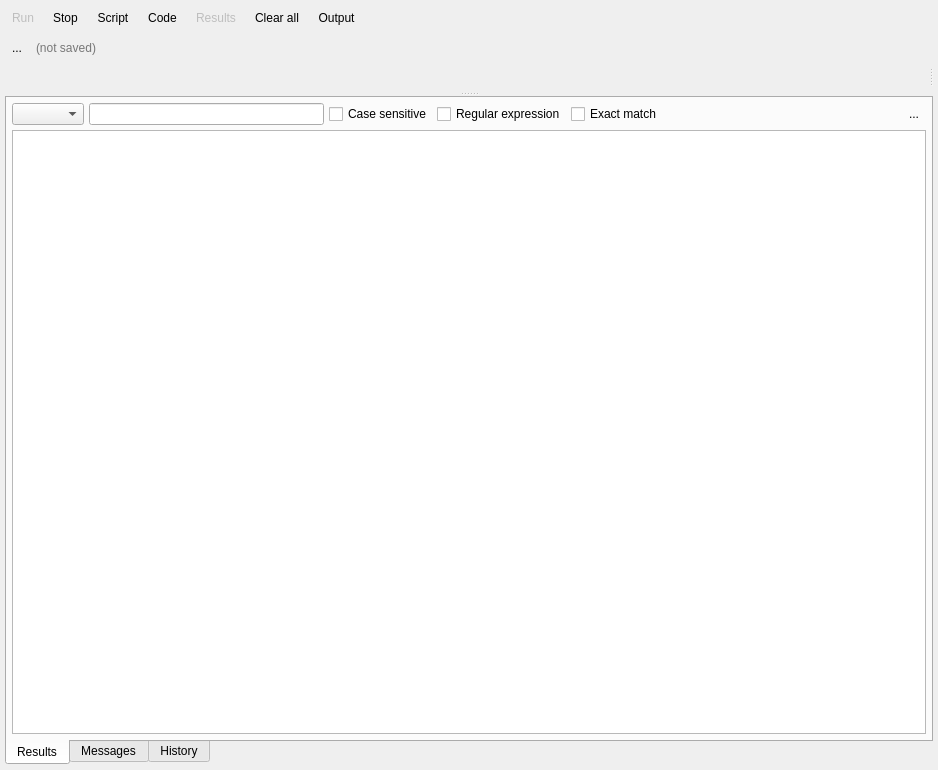
First picture: the form in libs/libgui/ui/tools/sqlexecutionwidget.ui, repository arichiardi/pgmodeler, before the edit.
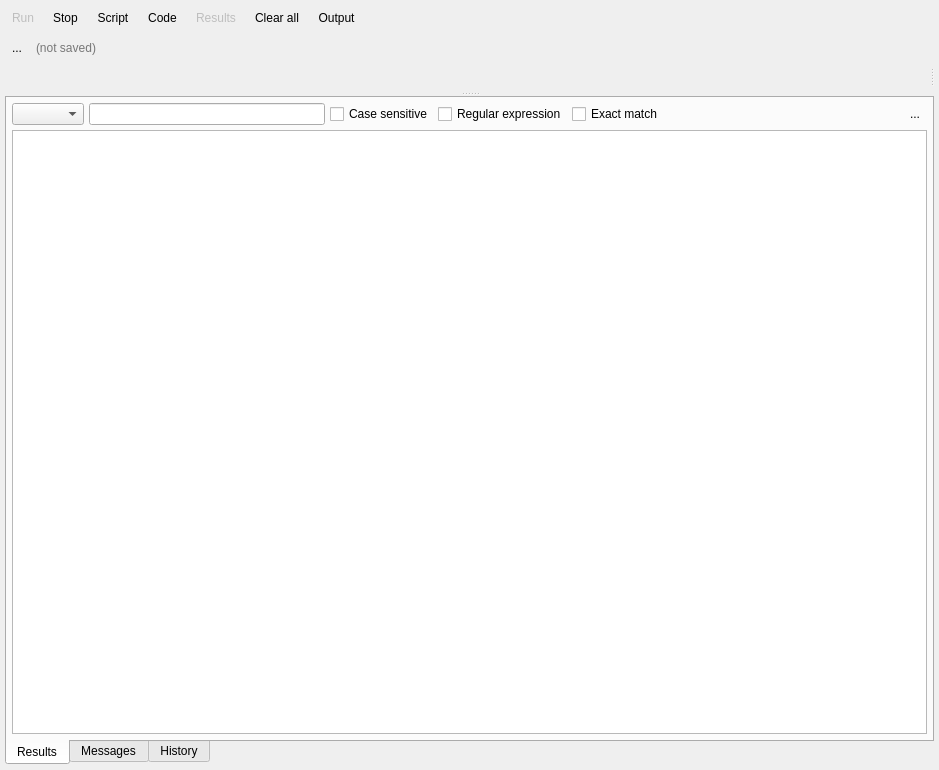
Second picture: the form after the edit. Icons and pictures are not drawn.

```diff
--- a/libs/libgui/ui/tools/sqlexecutionwidget.ui
+++ b/libs/libgui/ui/tools/sqlexecutionwidget.ui
@@ -6,10 +6,16 @@
    <rect>
     <x>0</x>
     <y>0</y>
-    <width>938</width>
+    <width>939</width>
     <height>770</height>
    </rect>
   </property>
+  <property name="minimumSize">
+   <size>
+    <width>0</width>
+    <height>0</height>
+   </size>
+  </property>
   <property name="baseSize">
    <size>
     <width>780</width>
```
Left out of the diff: 29 changed lines with no effect on the pictures. Lines whose indentation alone changed are shown as unchanged.
